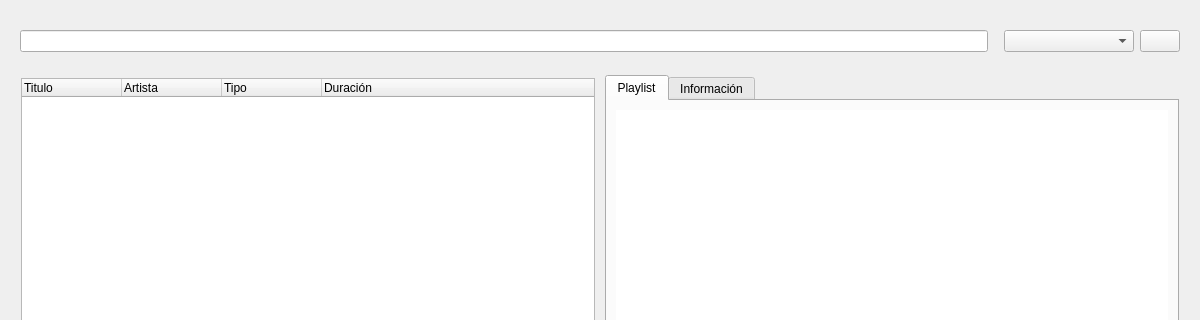
First picture: the form in ui/url_player.ui, repository volteret4/mfuz, before the edit; both pictures show x 0 to 1200 and y 0 to 320 of the 1200 by 800 pixel window.
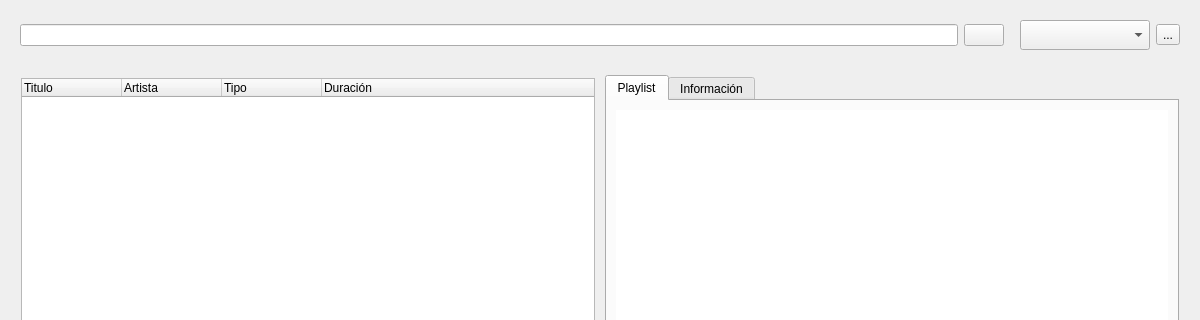
Second picture: the form after the edit. Icons and pictures are not drawn.

Commit message: ajustes avanzados

The edit to the form file:
```diff
--- a/ui/url_player.ui
+++ b/ui/url_player.ui
@@ -159,14 +159,34 @@
        <number>20</number>
       </property>
       <property name="topMargin">
-       <number>22</number>
+       <number>15</number>
       </property>
       <property name="rightMargin">
        <number>20</number>
       </property>
+      <property name="bottomMargin">
+       <number>15</number>
+      </property>
       <item>
        <widget class="QLineEdit" name="lineEdit"/>
       </item>
+      <item>
+       <widget class="QPushButton" name="searchButton">
+        <property name="text">
+         <string/>
+        </property>
+        <property name="icon">
+         <iconset resource="../images.qrc">
+          <normaloff>:/services/blue_tape</normaloff>:/services/blue_tape</iconset>
+        </property>
+        <property name="iconSize">
+         <size>
+          <width>30</width>
+          <height>30</height>
+         </size>
+        </property>
+       </widget>
+      </item>
       <item>
        <spacer name="horizontalSpacer">
         <property name="orientation">
@@ -188,25 +208,27 @@
         <property name="minimumSize">
          <size>
           <width>130</width>
-          <height>0</height>
+          <height>30</height>
+         </size>
+        </property>
+        <property name="insertPolicy">
+         <enum>QComboBox::InsertPolicy::NoInsert</enum>
+        </property>
+        <property name="sizeAdjustPolicy">
+         <enum>QComboBox::SizeAdjustPolicy::AdjustToContents</enum>
+        </property>
+        <property name="iconSize">
+         <size>
+          <width>20</width>
+          <height>20</height>
          </size>
         </property>
        </widget>
       </item>
       <item>
-       <widget class="QPushButton" name="searchButton">
+       <widget class="QToolButton" name="ajustes_avanzados">
         <property name="text">
-         <string/>
-        </property>
-        <property name="icon">
-         <iconset resource="../images.qrc">
-          <normaloff>:/services/blue_tape</normaloff>:/services/blue_tape</iconset>
-        </property>
-        <property name="iconSize">
-         <size>
-          <width>30</width>
-          <height>30</height>
-         </size>
+         <string>...</string>
         </property>
        </widget>
       </item>
```
